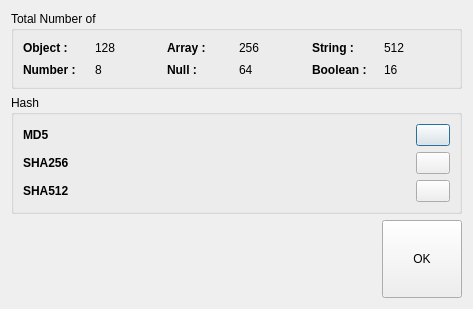
Old version of the form JsonSummaryDialog.ui in the repository CYB3RPHO3NIX/Json-Visualizer.
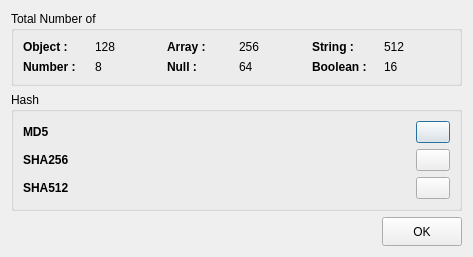
New version of the form. Icons and pictures are not drawn.

What changed in the file:
```diff
--- a/JsonSummaryDialog.ui
+++ b/JsonSummaryDialog.ui
@@ -7,7 +7,7 @@
     <x>0</x>
     <y>0</y>
     <width>473</width>
-    <height>309</height>
+    <height>257</height>
    </rect>
   </property>
   <property name="sizePolicy">
@@ -63,6 +63,7 @@
           <property name="font">
            <font>
             <pointsize>9</pointsize>
+            <weight>75</weight>
             <bold>true</bold>
            </font>
           </property>
@@ -82,6 +83,7 @@
           <property name="font">
            <font>
             <pointsize>9</pointsize>
+            <weight>75</weight>
             <bold>true</bold>
            </font>
           </property>
@@ -101,6 +103,7 @@
           <property name="font">
            <font>
             <pointsize>9</pointsize>
+            <weight>75</weight>
             <bold>true</bold>
            </font>
           </property>
@@ -156,6 +159,7 @@
           <property name="font">
            <font>
             <pointsize>9</pointsize>
+            <weight>75</weight>
             <bold>true</bold>
            </font>
           </property>
@@ -181,6 +185,7 @@
           <property name="font">
            <font>
             <pointsize>9</pointsize>
+            <weight>75</weight>
             <bold>true</bold>
            </font>
           </property>
@@ -212,6 +217,7 @@
           <property name="font">
            <font>
             <pointsize>9</pointsize>
+            <weight>75</weight>
             <bold>true</bold>
            </font>
           </property>
@@ -273,6 +279,7 @@
           </property>
           <property name="font">
            <font>
+            <weight>75</weight>
             <bold>true</bold>
            </font>
           </property>
@@ -335,6 +342,7 @@
           </property>
           <property name="font">
            <font>
+            <weight>75</weight>
             <bold>true</bold>
            </font>
           </property>
@@ -365,6 +373,7 @@
           </property>
           <property name="font">
            <font>
+            <weight>75</weight>
             <bold>true</bold>
            </font>
           </property>
```
